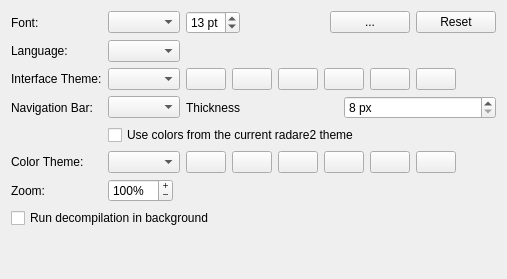
This is src/dialogs/settings/AppearanceOptionsWidget.ui in radareorg/iaito as Qt 5 draws it before an edit. The edited form follows.
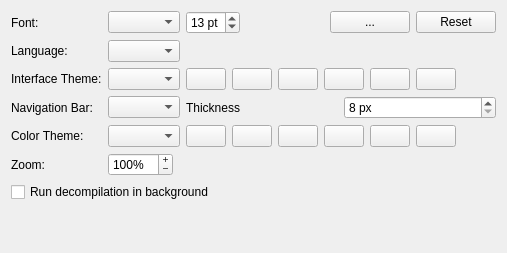
This is the edited form. Icons and pictures are not drawn. Custom widgets are drawn as their Qt base class.

What changed in the file:
```diff
--- a/src/dialogs/settings/AppearanceOptionsWidget.ui
+++ b/src/dialogs/settings/AppearanceOptionsWidget.ui
@@ -324,13 +324,6 @@
          </item>
         </layout>
        </item>
-       <item>
-        <widget class="QCheckBox" name="visualNavbarUseThemeColorsCheckBox">
-         <property name="text">
-          <string>Use colors from the current radare2 theme</string>
-         </property>
-        </widget>
-       </item>
       </layout>
      </item>
      <item row="4" column="0">
```
